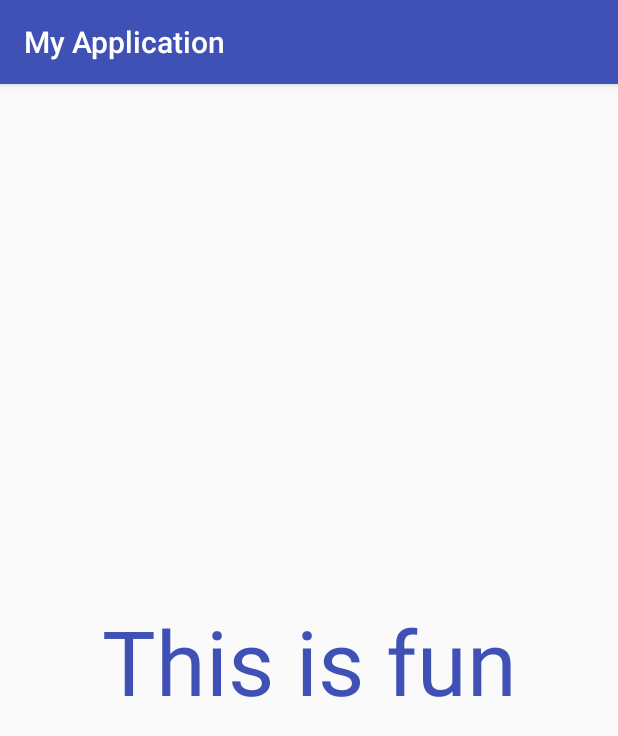
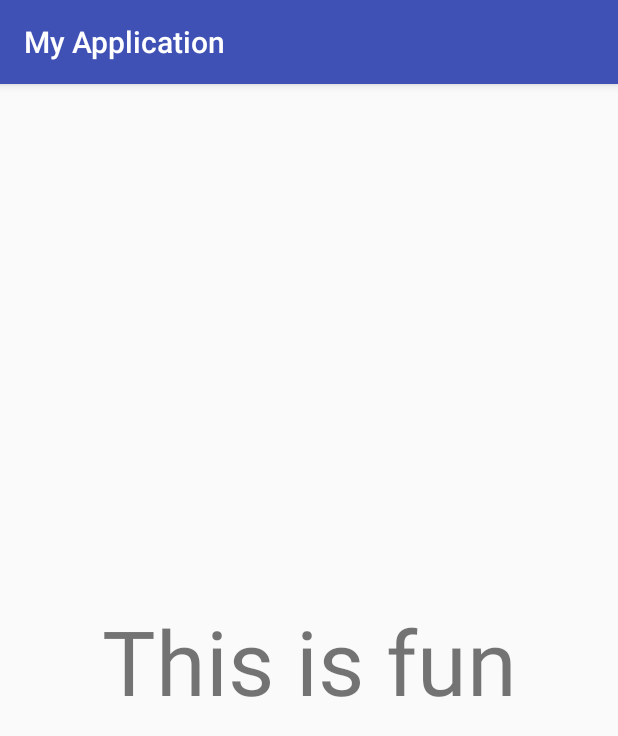
Before and after one commit to bluecrest-university-college/unit-1-basics-of-android-Jacquelinearanaa, an Android app: the screen it shows after launch (MainActivity), on a phone screen of 412 x 824 dp. Shown: the top 736 px of the screen. Run offline under Robolectric (Android 15) with nearby library versions, the phone set to English and light mode, and no system bars.

Commit message:
this is Fun!!

```diff
--- a/app/src/main/res/layout/activity_main.xml
+++ b/app/src/main/res/layout/activity_main.xml
@@ -12,8 +12,7 @@
         android:layout_width="wrap_content"
         android:layout_height="wrap_content"
         android:text="This is fun"
-        android:textColor="@color/colorPrimary"
-        android:textSize="60sp"
+        android:textSize="60dp"
         app:layout_constraintBottom_toBottomOf="parent"
         app:layout_constraintLeft_toLeftOf="parent"
         app:layout_constraintRight_toRightOf="parent"
```
